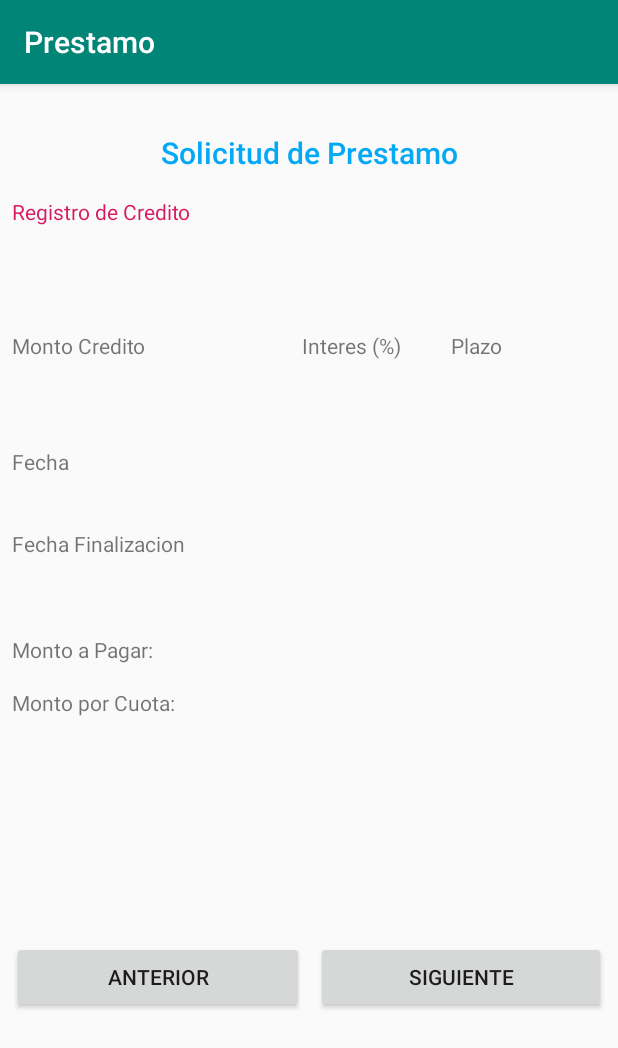
After one commit to bisanbl/Android_Prestamo, an Android app: the Ver_Prestamos screen opened directly, with no data from a screen before it, on a phone screen of 412 x 824 dp. The commit adds this screen. Shown: the top 1048 px of the screen. Run offline under Robolectric (Android 15) with nearby library versions, the phone set to English and light mode, and no system bars.

Commit message:
Resuelto un Bug que impedia guardar un prestamo con decimales que contenian ,
Agregado el Activity Ver Prestamos.

```diff
--- a/app/src/main/AndroidManifest.xml
+++ b/app/src/main/AndroidManifest.xml
@@ -9,7 +9,8 @@
         android:roundIcon="@mipmap/ic_launcher_round"
         android:supportsRtl="true"
         android:theme="@style/AppTheme">
-        <activity android:name=".Ver_Clientes"></activity>
+        <activity android:name=".Ver_Prestamos"></activity>
+        <activity android:name=".Ver_Clientes" />
         <activity android:name=".RegistroCliente" />
         <activity android:name=".Registro_Credito" />
         <activity android:name=".MainActivity">
--- a/app/src/main/java/com/bisanbl/prestamo/RegistroCliente.java
+++ b/app/src/main/java/com/bisanbl/prestamo/RegistroCliente.java
@@ -27,8 +27,8 @@ public class RegistroCliente extends AppCompatActivity {
         final EditText ETcedula = findViewById(R.id.ETVCedula);
 
 
-        final Button BTNCancelar = findViewById(R.id.BTNAnterior);
-        final Button BTNGuardar = findViewById(R.id.BTNSiguiente);
+        final Button BTNCancelar = findViewById(R.id.BTAnterior);
+        final Button BTNGuardar = findViewById(R.id.BTSiguiente);
 
         ETnombre.setOnFocusChangeListener(new View.OnFocusChangeListener() {
             @Override
--- a/app/src/main/java/com/bisanbl/prestamo/Ver_Clientes.java
+++ b/app/src/main/java/com/bisanbl/prestamo/Ver_Clientes.java
@@ -26,8 +26,8 @@ public class Ver_Clientes extends AppCompatActivity {
 
 
 
-        Button BTNSiguiente = findViewById(R.id.BTNSiguiente);
-        Button BTNAnterior = findViewById(R.id.BTNAnterior);
+        Button BTNSiguiente = findViewById(R.id.BTSiguiente);
+        Button BTNAnterior = findViewById(R.id.BTAnterior);
         Button BTNNuevoPrestamo = findViewById(R.id.BTNNuevoPrestamo);
 
 
--- a/app/src/main/res/layout/activity_registro_cliente.xml
+++ b/app/src/main/res/layout/activity_registro_cliente.xml
@@ -211,7 +211,7 @@ android:fillViewport="true">
         app:layout_constraintTop_toBottomOf="@+id/TVDireccion" />
 
     <Button
-        android:id="@+id/BTNAnterior"
+        android:id="@+id/BTAnterior"
         android:layout_width="0dp"
         android:layout_height="wrap_content"
         android:layout_marginStart="8dp"
@@ -227,7 +227,7 @@ android:fillViewport="true">
         app:layout_constraintVertical_bias="0.096" />
 
     <Button
-        android:id="@+id/BTNSiguiente"
+        android:id="@+id/BTSiguiente"
         android:layout_width="0dp"
         android:layout_height="wrap_content"
         android:layout_marginStart="8dp"
--- /dev/null
+++ b/app/src/main/res/layout/activity_ver__prestamos.xml
@@ -0,0 +1,236 @@
+<?xml version="1.0" encoding="utf-8"?>
+<ScrollView xmlns:android="http://schemas.android.com/apk/res/android"
+    xmlns:app="http://schemas.android.com/apk/res-auto"
+    xmlns:tools="http://schemas.android.com/tools"
+    android:layout_width="match_parent"
+    android:layout_height="match_parent"
+    android:fillViewport="true">
+<android.support.constraint.ConstraintLayout
+    android:layout_width="match_parent"
+    android:layout_height="wrap_content"
+    tools:context=".Ver_Prestamos">
+    <TextView
+        android:id="@+id/TVSolicitud"
+        android:layout_width="0dp"
+        android:layout_height="wrap_content"
+        android:layout_marginStart="32dp"
+        android:layout_marginTop="32dp"
+        android:layout_marginEnd="32dp"
+        android:layout_marginBottom="16dp"
+        android:text="@string/solicitud"
+        android:textAlignment="center"
+        android:textAppearance="@android:style/TextAppearance.Material.WindowTitle"
+        android:textColor="#03A9F4"
+        app:layout_constraintBottom_toBottomOf="parent"
+        app:layout_constraintEnd_toEndOf="parent"
+        app:layout_constraintHorizontal_bias="0.0"
+        app:layout_constraintStart_toStartOf="parent"
+        app:layout_constraintTop_toTopOf="parent"
+        app:layout_constraintVertical_bias="0.0" />
+
+    <TextView
+        android:id="@+id/TVCliente"
+        android:layout_width="185dp"
+        android:layout_height="26dp"
+        android:layout_marginStart="8dp"
+        android:layout_marginTop="16dp"
+        android:text="@string/credito"
+        android:textColor="@color/colorAccent"
+        app:layout_constraintStart_toStartOf="parent"
+        app:layout_constraintTop_toBottomOf="@+id/TVSolicitud"
+        app:layout_constraintVertical_chainStyle="spread_inside" />
+
+
+    <TextView
+        android:id="@+id/TVNombreCliente"
+        android:layout_width="0dp"
+        android:layout_height="wrap_content"
+        android:layout_marginStart="8dp"
+        android:layout_marginTop="16dp"
+        android:layout_marginEnd="8dp"
+        app:layout_constraintEnd_toEndOf="parent"
+        app:layout_constraintStart_toStartOf="parent"
+        app:layout_constraintTop_toBottomOf="@+id/TVCliente" />
+
+    <TextView
+        android:id="@+id/TVMonto"
+        android:layout_width="93dp"
+        android:layout_height="22dp"
+        android:layout_marginStart="8dp"
+        android:layout_marginTop="28dp"
+        android:text="@string/monto"
+        app:layout_constraintStart_toStartOf="parent"
+        app:layout_constraintTop_toBottomOf="@+id/TVNombreCliente" />
+
+    <TextView
+        android:id="@+id/TVInteres"
+        android:layout_width="75dp"
+        android:layout_height="22dp"
+        android:layout_marginStart="8dp"
+        android:layout_marginTop="28dp"
+        android:text="@string/interes"
+        app:layout_constraintStart_toEndOf="@+id/TVCliente"
+        app:layout_constraintTop_toBottomOf="@+id/TVNombreCliente" />
+
+    <TextView
+        android:id="@+id/TVPlazo"
+        android:layout_width="55dp"
+        android:layout_height="22dp"
+        android:layout_marginTop="28dp"
+        android:layout_marginEnd="32dp"
+        android:text="@string/plazo"
+        app:layout_constraintEnd_toEndOf="parent"
+        app:layout_constraintHorizontal_bias="0.504"
+        app:layout_constraintStart_toEndOf="@+id/TVInteres"
+        app:layout_constraintTop_toBottomOf="@+id/TVNombreCliente" />
+
+    <TextView
+        android:id="@+id/ETVMonton"
+        android:layout_width="110dp"
+        android:layout_height="39dp"
+        android:layout_marginStart="8dp"
+        android:layout_marginTop="8dp"
+        android:layout_marginEnd="32dp"
+        app:layout_constraintEnd_toStartOf="@+id/TVInteres"
+        app:layout_constraintHorizontal_bias="0.0"
+        app:layout_constraintStart_toStartOf="parent"
+        app:layout_constraintTop_toBottomOf="@+id/TVMonto" />
+
+    <TextView
+        android:id="@+id/ETVinteres"
+        android:layout_width="97dp"
+        android:layout_height="37dp"
+        android:layout_marginTop="8dp"
+        android:layout_marginEnd="32dp"
+        app:layout_constraintEnd_toStartOf="@+id/ETVPlazo"
+        app:layout_constraintStart_toStartOf="@+id/TVInteres"
+        app:layout_constraintTop_toBottomOf="@+id/TVInteres" />
+
+    <TextView
+        android:id="@+id/ETVPlazo"
+        android:layout_width="0dp"
+        android:layout_height="39dp"
+        android:layout_marginTop="8dp"
+        android:layout_marginEnd="8dp"
+        android:layout_marginBottom="8dp"
+        app:layout_constraintBottom_toBottomOf="@+id/ETVMonton"
+        app:layout_constraintEnd_toEndOf="parent"
+        app:layout_constraintStart_toStartOf="@+id/TVPlazo"
+        app:layout_constraintTop_toBottomOf="@+id/TVPlazo" />
+
+    <TextView
+        android:id="@+id/TVFechaInicio"
+        android:layout_width="0dp"
+        android:layout_height="wrap_content"
+        android:layout_marginStart="8dp"
+        android:layout_marginTop="8dp"
+        android:text="@string/fecha"
+        app:layout_constraintStart_toStartOf="parent"
+        app:layout_constraintTop_toBottomOf="@+id/ETVMonton" />
+
+    <TextView
+        android:id="@+id/TVFechaInicialM"
+        android:layout_width="0dp"
+        android:layout_height="wrap_content"
+        android:layout_marginStart="8dp"
+        android:layout_marginTop="8dp"
+        android:layout_marginEnd="8dp"
+        app:layout_constraintEnd_toEndOf="parent"
+        app:layout_constraintStart_toStartOf="parent"
+        app:layout_constraintTop_toBottomOf="@+id/TVFechaInicio" />
+
+    <TextView
+        android:id="@+id/TVFechaFin"
+        android:layout_width="wrap_content"
+        android:layout_height="wrap_content"
+        android:layout_marginStart="8dp"
+        android:layout_marginTop="8dp"
+        android:text="@string/fechafin"
+        app:layout_constraintStart_toStartOf="parent"
+        app:layout_constraintTop_toBottomOf="@+id/TVFechaInicialM" />
+
+    <TextView
+        android:id="@+id/TVFechaFinM"
+        android:layout_width="0dp"
+        android:layout_height="wrap_content"
+        android:layout_marginStart="8dp"
+        android:layout_marginTop="8dp"
+        android:layout_marginEnd="8dp"
+        app:layout_constraintEnd_toEndOf="parent"
+        app:layout_constraintStart_toStartOf="parent"
+        app:layout_constraintTop_toBottomOf="@+id/TVFechaFin" />
+
+    <TextView
+        android:id="@+id/TVMontopagar"
+        android:layout_width="wrap_content"
+        android:layout_height="wrap_content"
+        android:layout_marginStart="8dp"
+        android:layout_marginTop="24dp"
+        android:text="@string/Pagar"
+        app:layout_constraintStart_toStartOf="parent"
+        app:layout_constraintTop_toBottomOf="@+id/TVFechaFinM" />
+
+    <TextView
+        android:id="@+id/TVMontoPagarM"
+        android:layout_width="wrap_content"
+        android:layout_height="wrap_content"
+        android:layout_marginStart="24dp"
+        android:layout_marginTop="24dp"
+        android:textColor="#03A9F4"
+        android:textStyle="bold"
+        app:layout_constraintStart_toEndOf="@+id/TVMontomes"
+        app:layout_constraintTop_toBottomOf="@+id/TVFechaFinM" />
+
+    <TextView
+        android:id="@+id/TVMontomes"
+        android:layout_width="wrap_content"
+        android:layout_height="wrap_content"
+        android:layout_marginStart="8dp"
+        android:layout_marginTop="16dp"
+        android:text="@string/cuota"
+        app:layout_constraintStart_toStartOf="parent"
+        app:layout_constraintTop_toBottomOf="@+id/TVMontopagar" />
+
+    <TextView
+        android:id="@+id/TVMontomesM"
+        android:layout_width="wrap_content"
+        android:layout_height="wrap_content"
+        android:layout_marginStart="24dp"
+        android:layout_marginTop="16dp"
+        android:textColor="#03A9F4"
+        android:textStyle="bold"
+        app:layout_constraintStart_toEndOf="@+id/TVMontomes"
+        app:layout_constraintTop_toBottomOf="@+id/TVMontoPagarM" />
+
+    <Button
+        android:id="@+id/BTSiguiente"
+        android:layout_width="0dp"
+        android:layout_height="wrap_content"
+        android:layout_marginStart="24dp"
+        android:layout_marginTop="8dp"
+        android:layout_marginEnd="8dp"
+        android:layout_marginBottom="8dp"
+        android:text="@string/siguiente"
+        app:layout_constraintBottom_toBottomOf="parent"
+        app:layout_constraintEnd_toEndOf="parent"
+        app:layout_constraintStart_toStartOf="@+id/ETVinteres"
+        app:layout_constraintTop_toBottomOf="@+id/TVMontomesM" />
+
+    <Button
+        android:id="@+id/BTAnterior"
+        android:layout_width="0dp"
+        android:layout_height="wrap_content"
+        android:layout_marginStart="8dp"
+        android:layout_marginTop="8dp"
+        android:layout_marginEnd="8dp"
+        android:layout_marginBottom="8dp"
+        android:text="@string/anterior"
+        app:layout_constraintBottom_toBottomOf="parent"
+        app:layout_constraintEnd_toStartOf="@+id/BTSiguiente"
+        app:layout_constraintHorizontal_bias="0.477"
+        app:layout_constraintStart_toStartOf="parent"
+        app:layout_constraintTop_toBottomOf="@+id/TVMontomesM"
+        app:layout_constraintVertical_bias="0.502" />
+
+</android.support.constraint.ConstraintLayout>
+</ScrollView>
```
Also changed, not shown: app/src/main/java/com/bisanbl/prestamo/MainActivity.java (+7 -0 lines), app/src/main/java/com/bisanbl/prestamo/Registro_Credito.java (+14 -14 lines), app/src/main/java/com/bisanbl/prestamo/Ver_Prestamos.java (added, +86 -0 lines), app/src/main/res/layout/activity_registro__credito.xml (+13 -13 lines), app/src/main/res/layout/activity_ver__clientes.xml (+4 -4 lines).
